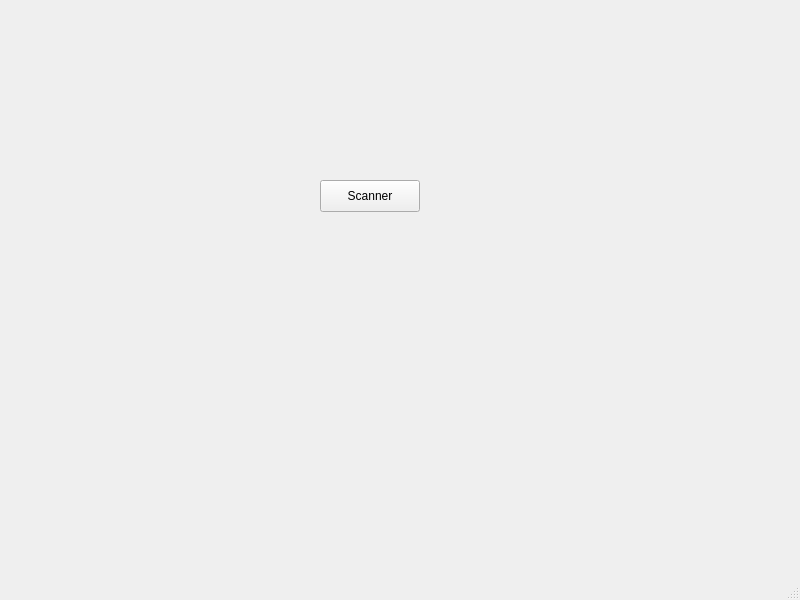
Qt form scan.ui (veryveryveryvery/exam) before a commit.
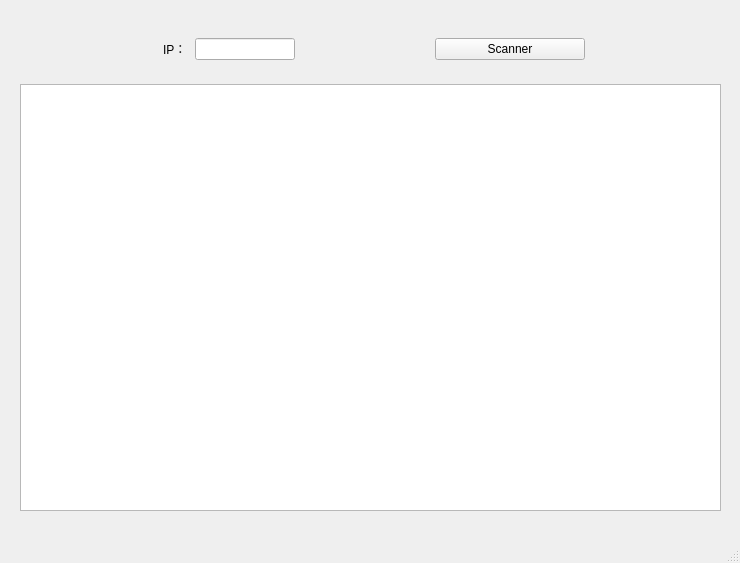
The same form after that commit.

The edit to the form file:
```diff
--- a/scan.ui
+++ b/scan.ui
@@ -6,26 +6,82 @@
    <rect>
     <x>0</x>
     <y>0</y>
-    <width>800</width>
-    <height>600</height>
+    <width>740</width>
+    <height>563</height>
    </rect>
   </property>
   <property name="windowTitle">
    <string>MainWindow</string>
   </property>
   <widget class="QWidget" name="centralwidget">
-   <widget class="QPushButton" name="pushButton">
+   <widget class="QWidget" name="widget_3" native="true">
     <property name="geometry">
      <rect>
-      <x>320</x>
-      <y>180</y>
-      <width>100</width>
-      <height>32</height>
+      <x>20</x>
+      <y>20</y>
+      <width>701</width>
+      <height>491</height>
      </rect>
     </property>
-    <property name="text">
-     <string>Scanner</string>
-    </property>
+    <layout class="QVBoxLayout" name="verticalLayout">
+     <item>
+      <widget class="QWidget" name="widget_2" native="true">
+       <layout class="QHBoxLayout" name="horizontalLayout_2">
+        <item>
+         <widget class="QWidget" name="widget" native="true">
+          <property name="maximumSize">
+           <size>
+            <width>150</width>
+            <height>16777215</height>
+           </size>
+          </property>
+          <layout class="QHBoxLayout" name="horizontalLayout">
+           <item>
+            <widget class="QLabel" name="label">
+             <property name="text">
+              <string>IP：</string>
+             </property>
+            </widget>
+           </item>
+           <item>
+            <widget class="QLineEdit" name="lineEdit">
+             <property name="maximumSize">
+              <size>
+               <width>100</width>
+               <height>16777215</height>
+              </size>
+             </property>
+            </widget>
+           </item>
+          </layout>
+         </widget>
+        </item>
+        <item>
+         <widget class="QPushButton" name="pushButton">
+          <property name="minimumSize">
+           <size>
+            <width>50</width>
+            <height>0</height>
+           </size>
+          </property>
+          <property name="maximumSize">
+           <size>
+            <width>150</width>
+            <height>16777215</height>
+           </size>
+          </property>
+          <property name="text">
+           <string>Scanner</string>
+          </property>
+         </widget>
+        </item>
+       </layout>
+      </widget>
+     </item>
+     <item>
+      <widget class="QTableWidget" name="tableWidget"/>
+     </item>
+    </layout>
    </widget>
   </widget>
   <widget class="QMenuBar" name="menubar">
```
Left out of the diff: 2 changed lines with no effect on the pictures.
